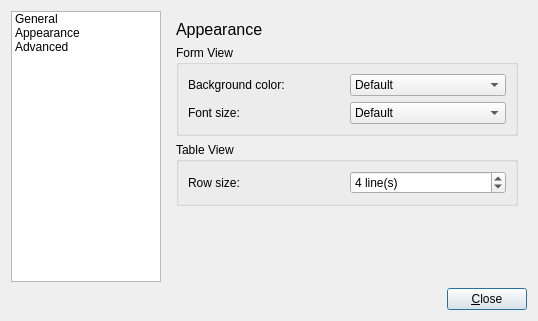
Above: ui/preferencesdialog.ui from joshirio/passiflora before the change. Below: the same form after it.
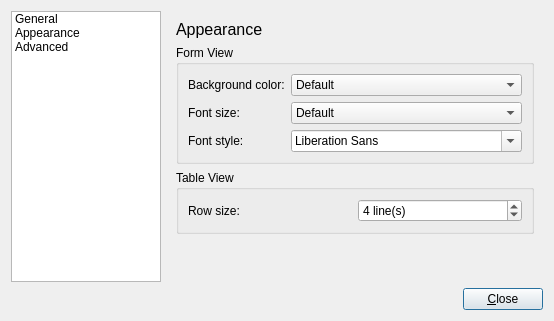
That is the form after the change. The open tabs and pages were chosen to show the change. Icons and pictures are not drawn.

Commit message: Allow custom font style in form view

```diff
--- a/ui/preferencesdialog.ui
+++ b/ui/preferencesdialog.ui
@@ -276,6 +276,20 @@
               </item>
              </widget>
             </item>
+            <item row="2" column="0">
+             <widget class="QLabel" name="label_12">
+              <property name="text">
+               <string>Font style:</string>
+              </property>
+             </widget>
+            </item>
+            <item row="2" column="1">
+             <widget class="QFontComboBox" name="formViewFontCombo">
+              <property name="editable">
+               <bool>true</bool>
+              </property>
+             </widget>
+            </item>
            </layout>
           </widget>
          </item>
```
The commit also changes 4 other files.
